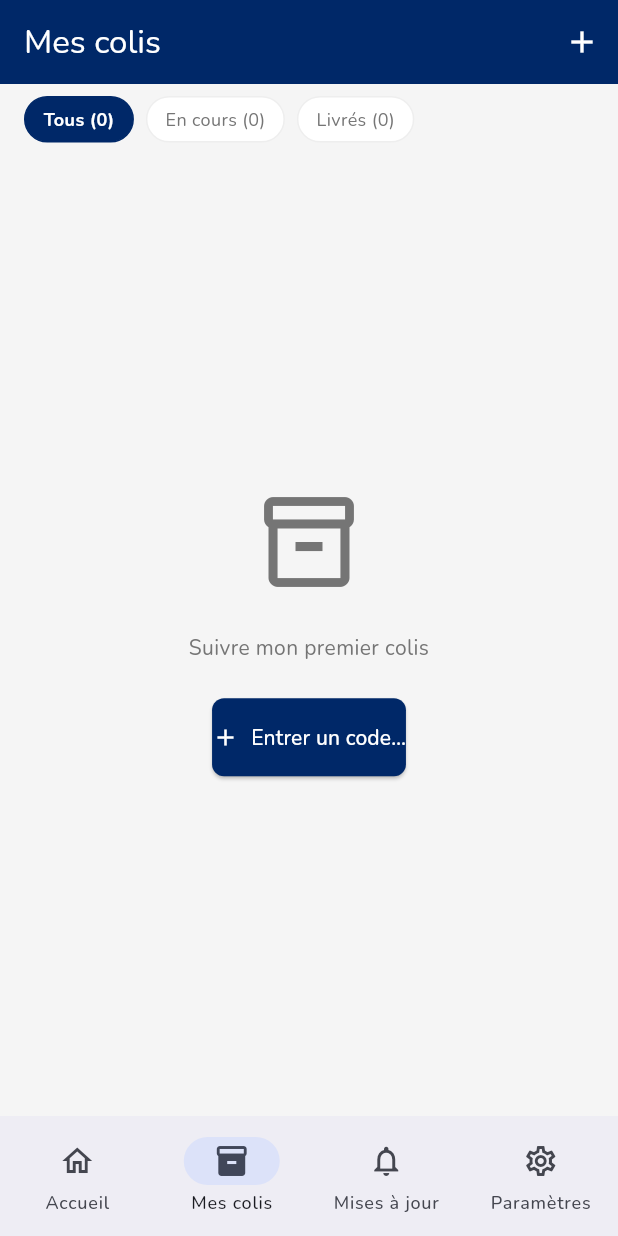
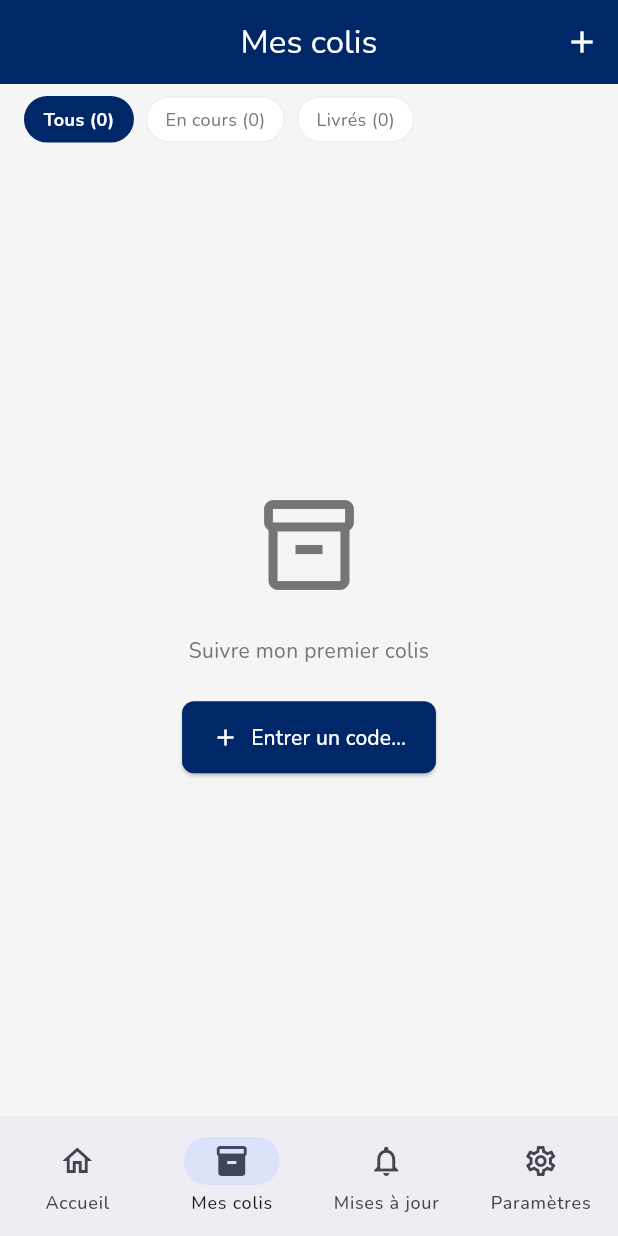
Before and after one commit to FrancineMADOH/BrightFret, a Flutter app: the HomeScreen screen opened by its route, item 2 of the bottom bar chosen, on a phone screen of 412 x 824 dp. Run offline on Flutter 3.47's test engine with Material 3 defaults, Android fonts, the phone set to English and light mode, and no system bars; our stand-ins replace app_links, cached_network_image, connectivity_plus, dio, flutter_riverpod, go_router and 5 more; missing offline and left inert: mobile_scanner; accounts and stored records are empty; generated files the repository leaves out were written again; network calls fail.

Commit message:
fix: bottom navigation sur toutes les pages, ajustement padding des boutons primaires

```diff
--- a/lib/core/constants/app_theme.dart
+++ b/lib/core/constants/app_theme.dart
@@ -28,7 +28,7 @@ abstract class AppTheme {
         backgroundColor: AppColors.primary,
         foregroundColor: AppColors.white,
         elevation: 0,
-        centerTitle: false,
+        centerTitle: true,
       ),
       cardTheme: CardTheme(
         color: isDark ? const Color(0xFF1E1E1E) : AppColors.surface,
--- a/lib/features/auth/screens/phone_verify_screen.dart
+++ b/lib/features/auth/screens/phone_verify_screen.dart
@@ -12,6 +12,7 @@ import '../../../core/http/api_exception.dart';
 import '../../../core/http/dio_provider.dart';
 import '../../../core/router/app_router.dart';
 import '../../../core/storage/token_storage.dart';
+import '../../../shared/widgets/bf_bottom_nav.dart';
 import '../services/auth_service.dart';
 
 /// S07 — Phone verification: 4-digit PIN entry, 24h token stored in Hive.
@@ -182,11 +183,13 @@ class _PhoneVerifyScreenState extends ConsumerState<PhoneVerifyScreen> {
     final l10n = AppLocalizations.of(context)!;
     return Scaffold(
       appBar: AppBar(
+        title: Text(l10n.phoneVerification),
         leading: BackButton(
           onPressed: () =>
               context.canPop() ? context.pop() : context.go(AppRoute.home.path),
         ),
       ),
+      bottomNavigationBar: const BfBottomNavBar(currentIndex: 1),
       body: SafeArea(
         child: Padding(
           padding: const EdgeInsets.all(24),
--- a/lib/features/claims/screens/claim_screen.dart
+++ b/lib/features/claims/screens/claim_screen.dart
@@ -9,6 +9,7 @@ import '../../../core/constants/app_text_styles.dart';
 import '../../../core/http/api_exception.dart';
 import '../../../core/router/app_router.dart';
 import '../../../core/storage/token_storage.dart';
+import '../../../shared/widgets/bf_bottom_nav.dart';
 import '../../../shared/widgets/bf_loading_indicator.dart';
 import '../../../shared/widgets/bf_primary_button.dart';
 import '../models/claim_detail.dart';
@@ -105,6 +106,7 @@ class _ClaimScreenState extends ConsumerState<ClaimScreen> {
           title: Text(l10n.claimStatusTitle),
           leading: BackButton(onPressed: _onBack),
         ),
+        bottomNavigationBar: const BfBottomNavBar(currentIndex: 1),
         body: _ClaimStatusBody(
           suffix: widget.suffix,
           instanceUrl: widget.instanceUrl,
@@ -125,6 +127,7 @@ class _ClaimScreenState extends ConsumerState<ClaimScreen> {
           onPressed: _onBack,
         ),
       ),
+      bottomNavigationBar: const BfBottomNavBar(currentIndex: 1),
       body: claimAsync.when(
         loading: () => const BfLoadingIndicator(),
         data: (reference) => reference != null
--- a/lib/features/messaging/screens/messaging_screen.dart
+++ b/lib/features/messaging/screens/messaging_screen.dart
@@ -11,6 +11,7 @@ import '../../../core/providers/connectivity_provider.dart';
 import '../../../core/http/api_exception.dart';
 import '../../../core/router/app_router.dart';
 import '../../../core/storage/token_storage.dart';
+import '../../../shared/widgets/bf_bottom_nav.dart';
 import '../../../shared/widgets/bf_error_screen.dart';
 import '../../../shared/widgets/bf_loading_indicator.dart';
 import '../models/shipment_message.dart';
@@ -144,6 +145,7 @@ class _MessagingScreenState extends ConsumerState<MessagingScreen> {
               context.canPop() ? context.pop() : context.go(AppRoute.home.path),
         ),
       ),
+      bottomNavigationBar: const BfBottomNavBar(currentIndex: 1),
       body: Column(
         children: [
           if (_sendError != null)
--- a/lib/features/shipment/screens/document_viewer_screen.dart
+++ b/lib/features/shipment/screens/document_viewer_screen.dart
@@ -11,6 +11,7 @@ import '../../../core/constants/app_text_styles.dart';
 import '../../../core/router/app_router.dart';
 import '../../../core/storage/hive_service.dart';
 import '../../../core/utils/forwarder_resolver.dart';
+import '../../../shared/widgets/bf_bottom_nav.dart';
 import '../../../shared/widgets/bf_loading_indicator.dart';
 
 /// S10 — In-app document viewer.
@@ -106,6 +107,7 @@ class DocumentViewerScreen extends StatelessWidget {
           ),
         ],
       ),
+      bottomNavigationBar: const BfBottomNavBar(currentIndex: 1),
       body: _buildContent(l10n, headers),
     );
   }
--- a/lib/features/shipment/screens/documents_screen.dart
+++ b/lib/features/shipment/screens/documents_screen.dart
@@ -11,6 +11,7 @@ import '../../../core/constants/app_text_styles.dart';
 import '../../../core/http/api_exception.dart';
 import '../../../core/providers/connectivity_provider.dart';
 import '../../../core/router/app_router.dart';
+import '../../../shared/widgets/bf_bottom_nav.dart';
 import '../../../shared/widgets/bf_error_screen.dart';
 import '../../../shared/widgets/bf_loading_indicator.dart';
 import '../models/shipment_document.dart';
@@ -42,6 +43,7 @@ class DocumentsScreen extends ConsumerWidget {
               context.canPop() ? context.pop() : context.go(AppRoute.home.path),
         ),
       ),
+      bottomNavigationBar: const BfBottomNavBar(currentIndex: 1),
       body: docsAsync.when(
         loading: () => const BfLoadingIndicator(),
         error: (err, _) => _buildError(context, ref, err, l10n),
--- a/lib/features/shipment/screens/shipment_detail_screen.dart
+++ b/lib/features/shipment/screens/shipment_detail_screen.dart
@@ -9,6 +9,7 @@ import '../../../core/constants/app_text_styles.dart';
 import '../../../core/http/api_exception.dart';
 import '../../../core/router/app_router.dart';
 import '../../../core/storage/token_storage.dart';
+import '../../../shared/widgets/bf_bottom_nav.dart';
 import '../../../shared/widgets/bf_error_screen.dart';
 import '../../../shared/widgets/bf_forwarder_header.dart';
 import '../../../shared/widgets/bf_forwarder_theme.dart';
@@ -49,6 +50,7 @@ class ShipmentDetailScreen extends ConsumerWidget {
                 context.canPop() ? context.pop() : context.go(AppRoute.home.path),
           ),
         ),
+        bottomNavigationBar: const BfBottomNavBar(currentIndex: 1),
         body: shipmentAsync.when(
           loading: () => const BfLoadingIndicator(),
           error: (err, _) => _buildError(context, ref, err, l10n),
--- a/lib/features/tracking/screens/code_input_screen.dart
+++ b/lib/features/tracking/screens/code_input_screen.dart
@@ -9,6 +9,7 @@ import '../../../core/constants/app_text_styles.dart';
 import '../../../core/router/app_router.dart';
 import '../../../core/utils/forwarder_resolver.dart';
 import '../../../core/utils/tracking_code_parser.dart';
+import '../../../shared/widgets/bf_bottom_nav.dart';
 import '../../../shared/widgets/bf_primary_button.dart';
 import '../providers/code_history_provider.dart';
 
@@ -145,6 +146,7 @@ class _CodeInputScreenState extends ConsumerState<CodeInputScreen> {
               : context.go(AppRoute.home.path),
         ),
       ),
+      bottomNavigationBar: const BfBottomNavBar(currentIndex: 0),
       body: SafeArea(
         child: SingleChildScrollView(
           padding: const EdgeInsets.all(16),
--- a/lib/features/tracking/screens/error_not_found_screen.dart
+++ b/lib/features/tracking/screens/error_not_found_screen.dart
@@ -3,6 +3,7 @@ import 'package:flutter_gen/gen_l10n/app_localizations.dart';
 import 'package:go_router/go_router.dart';
 
 import '../../../core/router/app_router.dart';
+import '../../../shared/widgets/bf_bottom_nav.dart';
 import '../../../shared/widgets/bf_error_screen.dart';
 
 /// S16 — Shipment not found.
@@ -22,6 +23,7 @@ class ErrorNotFoundScreen extends StatelessWidget {
               : context.go(AppRoute.home.path),
         ),
       ),
+      bottomNavigationBar: const BfBottomNavBar(currentIndex: 0),
       body: BfErrorScreen(
         icon: Icons.search_off_outlined,
         title: l10n.errorNotFoundTitle,
--- a/lib/features/tracking/screens/error_unknown_forwarder_screen.dart
+++ b/lib/features/tracking/screens/error_unknown_forwarder_screen.dart
@@ -3,6 +3,7 @@ import 'package:flutter_gen/gen_l10n/app_localizations.dart';
 import 'package:go_router/go_router.dart';
 
 import '../../../core/router/app_router.dart';
+import '../../../shared/widgets/bf_bottom_nav.dart';
 import '../../../shared/widgets/bf_error_screen.dart';
 
 /// S15 — Unknown forwarder.
@@ -21,6 +22,7 @@ class ErrorUnknownForwarderScreen extends StatelessWidget {
               : context.go(AppRoute.home.path),
         ),
       ),
+      bottomNavigationBar: const BfBottomNavBar(currentIndex: 0),
       body: BfErrorScreen(
         icon: Icons.business_center_outlined,
         title: l10n.errorUnknownForwarderTitle,
--- a/lib/features/tracking/screens/home_screen.dart
+++ b/lib/features/tracking/screens/home_screen.dart
@@ -7,6 +7,7 @@ import '../../../core/constants/app_colors.dart';
 import '../../../core/constants/app_text_styles.dart';
 import '../../../core/providers/connectivity_provider.dart';
 import '../../../core/router/app_router.dart';
+import '../../../shared/widgets/bf_app_bar.dart';
 import '../../../shared/widgets/bf_bottom_nav.dart';
 import '../../../shared/widgets/bf_offline_banner.dart';
 import '../../../shared/widgets/bf_shipment_card.dart';
@@ -23,6 +24,7 @@ class HomeScreen extends ConsumerWidget {
     final isOnline = ref.watch(connectivityNotifierProvider);
     final l10n = AppLocalizations.of(context)!;
     return Scaffold(
+      appBar: BfAppBar(title: l10n.appName),
       body: SafeArea(
         child: Column(
           crossAxisAlignment: CrossAxisAlignment.stretch,
@@ -174,6 +176,10 @@ class _EmptyState extends StatelessWidget {
             const SizedBox(height: 24),
             ElevatedButton(
               onPressed: () => context.go(AppRoute.trackInput.path),
+              style: ElevatedButton.styleFrom(
+                padding:
+                    const EdgeInsets.symmetric(horizontal: 24, vertical: 14),
+              ),
               child: Text(l10n.followFirstShipment),
             ),
           ],
--- a/lib/features/tracking/screens/my_shipments_screen.dart
+++ b/lib/features/tracking/screens/my_shipments_screen.dart
@@ -329,8 +329,12 @@ class _EmptyState extends StatelessWidget {
             const SizedBox(height: 24),
             ElevatedButton.icon(
               onPressed: () => context.push(AppRoute.trackInput.path),
+              style: ElevatedButton.styleFrom(
+                padding:
+                    const EdgeInsets.symmetric(horizontal: 20, vertical: 14),
+              ),
               icon: const Icon(Icons.add),
-              label: Text(l10n.enterTrackingCode),
+              label: Text(l10n.enterTrackingCode, overflow: TextOverflow.visible),
             ),
           ],
         ),
--- a/lib/features/tracking/screens/public_timeline_screen.dart
+++ b/lib/features/tracking/screens/public_timeline_screen.dart
@@ -8,6 +8,7 @@ import '../../../core/constants/app_enums.dart';
 import '../../../core/constants/app_text_styles.dart';
 import '../../../core/http/api_exception.dart';
 import '../../../core/router/app_router.dart';
+import '../../../shared/widgets/bf_bottom_nav.dart';
 import '../../../shared/widgets/bf_error_screen.dart';
 import '../../../shared/widgets/bf_forwarder_header.dart';
 import '../../../shared/widgets/bf_forwarder_theme.dart';
@@ -46,6 +47,7 @@ class PublicTimelineScreen extends ConsumerWidget {
       instanceUrl: instanceUrl,
       child: Scaffold(
         appBar: _buildAppBar(context, trackingAsync),
+        bottomNavigationBar: const BfBottomNavBar(currentIndex: 1),
         body: RefreshIndicator(
         onRefresh: () async {
           ref.invalidate(shipmentTrackingProvider(suffix, instanceUrl));
@@ -289,6 +291,7 @@ class _ShipmentSummary extends StatelessWidget {
           child: Text(
             '${shipment.origin} → ${shipment.destination}',
             style: AppTextStyles.bodySmall.copyWith(color: AppColors.statusArchived),
+            maxLines: 2,
             overflow: TextOverflow.ellipsis,
           ),
         ),
--- a/lib/features/tracking/screens/qr_scanner_screen.dart
+++ b/lib/features/tracking/screens/qr_scanner_screen.dart
@@ -6,6 +6,7 @@ import 'package:image_picker/image_picker.dart';
 import 'package:mobile_scanner/mobile_scanner.dart';
 
 import '../../../core/router/app_router.dart';
+import '../../../shared/widgets/bf_bottom_nav.dart';
 
 // ── QR URL parsing ────────────────────────────────────────────────────────────
 
@@ -116,6 +117,7 @@ class _QrScannerScreenState extends State<QrScannerScreen> {
       backgroundColor: Colors.black,
       extendBodyBehindAppBar: true,
       appBar: _buildAppBar(l10n),
+      bottomNavigationBar: const BfBottomNavBar(currentIndex: 0),
       body: Stack(
         fit: StackFit.expand,
         children: [
```
Also changed, not shown: 1 other file.
